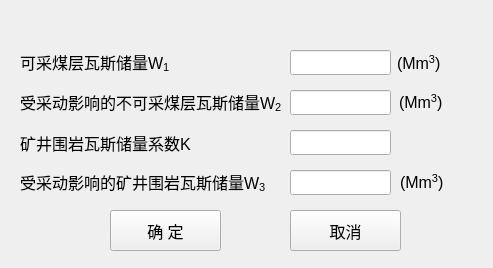
Qt form python/cbm/uifiles/mine_gas_reserves_predict_dlg1.ui (wyrover/cbm) before a commit.
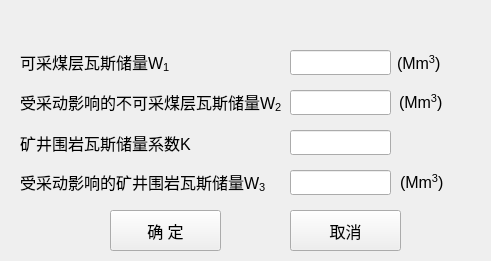
The same form after that commit. Icons and pictures are not drawn.

```diff
--- a/python/cbm/uifiles/mine_gas_reserves_predict_dlg1.ui
+++ b/python/cbm/uifiles/mine_gas_reserves_predict_dlg1.ui
@@ -6,8 +6,8 @@
    <rect>
     <x>0</x>
     <y>0</y>
-    <width>493</width>
-    <height>268</height>
+    <width>491</width>
+    <height>261</height>
    </rect>
   </property>
   <property name="windowTitle">
```
